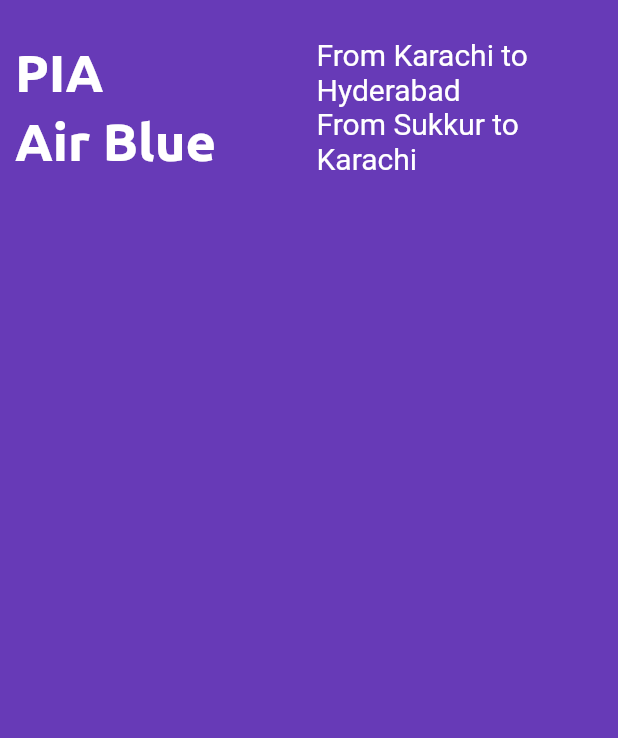
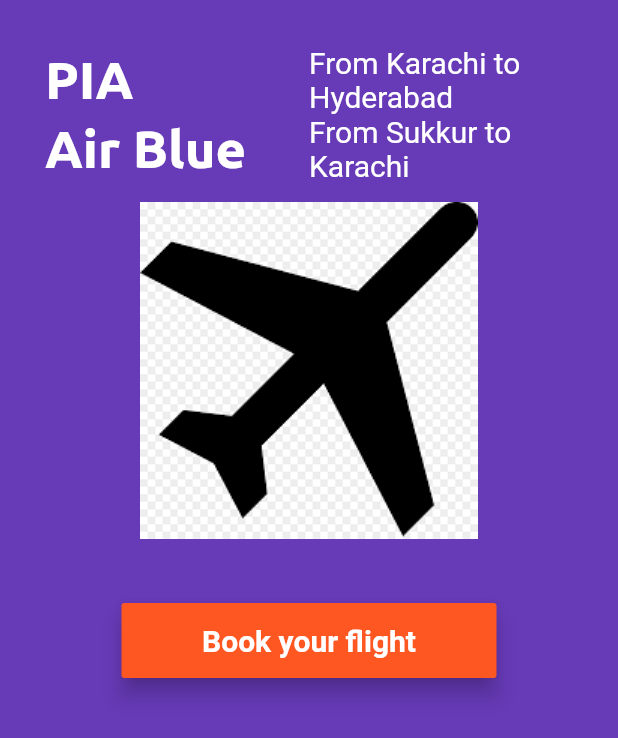
Before and after one commit to Sweng29/flutter_hello_world_app, a Flutter app: the screen it shows after launch, on a phone screen of 412 x 824 dp. Shown: the top 738 px of the screen. Run offline on Flutter 3.47's test engine with Material 2 defaults, Android fonts, the phone set to English and light mode, and no system bars; Roboto replaces fonts that are missing (Raleway).

Commit message:
Completed section 2, with images, and raised button.

```diff
--- a/flutter_apps/lib/app_screens/Home.dart
+++ b/flutter_apps/lib/app_screens/Home.dart
@@ -6,7 +6,7 @@ class Home extends StatelessWidget {
     return Container(
         alignment: Alignment.center,
         color: Colors.deepPurple,
-        padding: EdgeInsets.only(left: 10.0, top: 25.0),
+        padding: EdgeInsets.all(30.0),
         child: Column(
           children: <Widget>[
             Row(
@@ -64,8 +64,58 @@ class Home extends StatelessWidget {
                   ),
                 )
               ],
-            )
+            ),
+            new ImageAssest(),
+            new BookFlightButton()
           ],
         ));
   }
 }
+
+class ImageAssest extends StatelessWidget {
+  @override
+  Widget build(BuildContext context) {
+    AssetImage assetImage = AssetImage('images/flight.png');
+    Image image = Image(
+      image: assetImage,
+      width: 250.0,
+      height: 250.0,
+    );
+    return Container(
+      child: image,
+    );
+  }
+}
+
+class BookFlightButton extends StatelessWidget {
+  @override
+  Widget build(BuildContext context) {
+    return Container(
+      width: 250.0,
+      height: 50.0,
+      margin: EdgeInsets.all(30.0),
+      child: RaisedButton(
+          color: Colors.deepOrange,
+          child: Text(
+            "Book your flight",
+            style: TextStyle(
+                color: Colors.white,
+                fontSize: 20.0,
+                fontWeight: FontWeight.bold,
+                fontStyle: FontStyle.normal,
+                fontFamily: "Raleway"),
+          ),
+          elevation: 6.0,
+          onPressed: () => bookFlight(context)),
+    );
+  }
+
+  void bookFlight(BuildContext context) {
+    var alertDialog = AlertDialog(
+      title: Text("Flight booked successfully."),
+      content: Text("Have a pleasant flight!"),
+    );
+    showDialog(
+        context: context, builder: (BuildContext context) => alertDialog);
+  }
+}
--- a/flutter_apps/pubspec.yaml
+++ b/flutter_apps/pubspec.yaml
@@ -41,9 +41,8 @@ flutter:
   uses-material-design: true
 
   # To add assets to your application, add an assets section, like this:
-  # assets:
-  #  - images/a_dot_burr.jpeg
-  #  - images/a_dot_ham.jpeg
+  assets:
+    - images/flight.png
 
   # An image asset can refer to one or more resolution-specific "variants", see
   # https://flutter.dev/assets-and-images/#resolution-aware.
```
Also changed, not shown: flutter_apps/images/flight.png (added).
